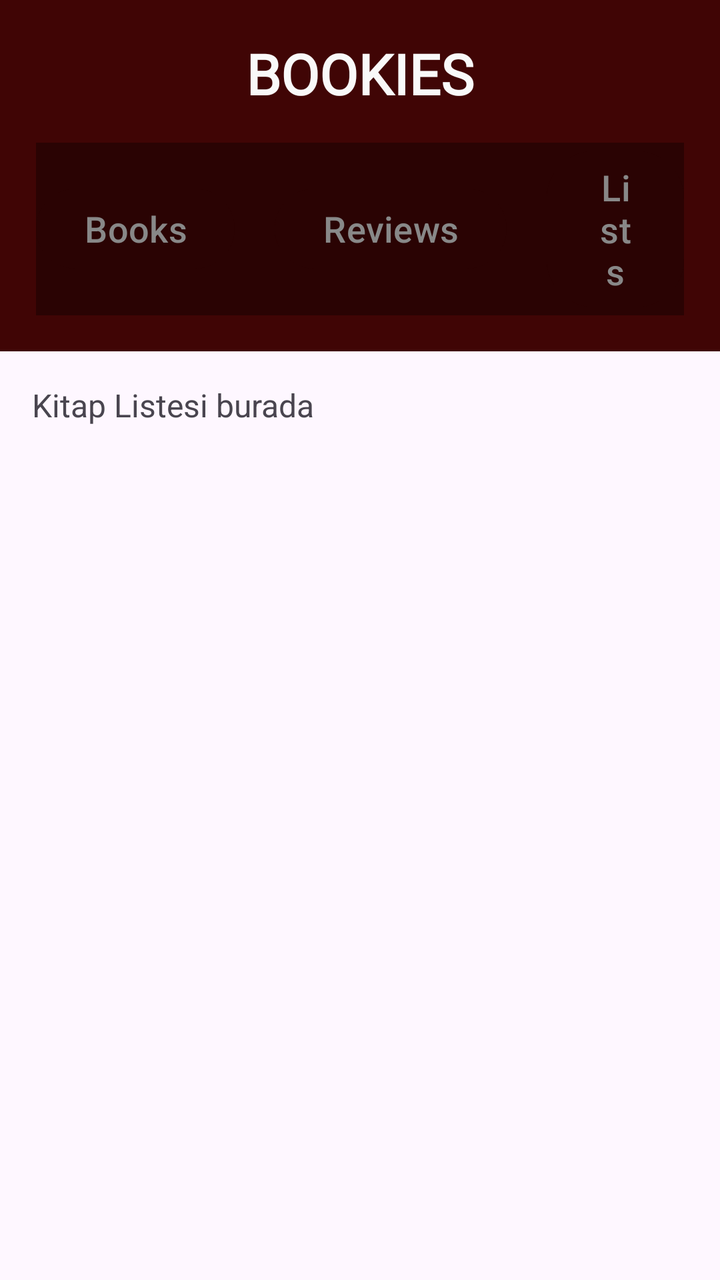
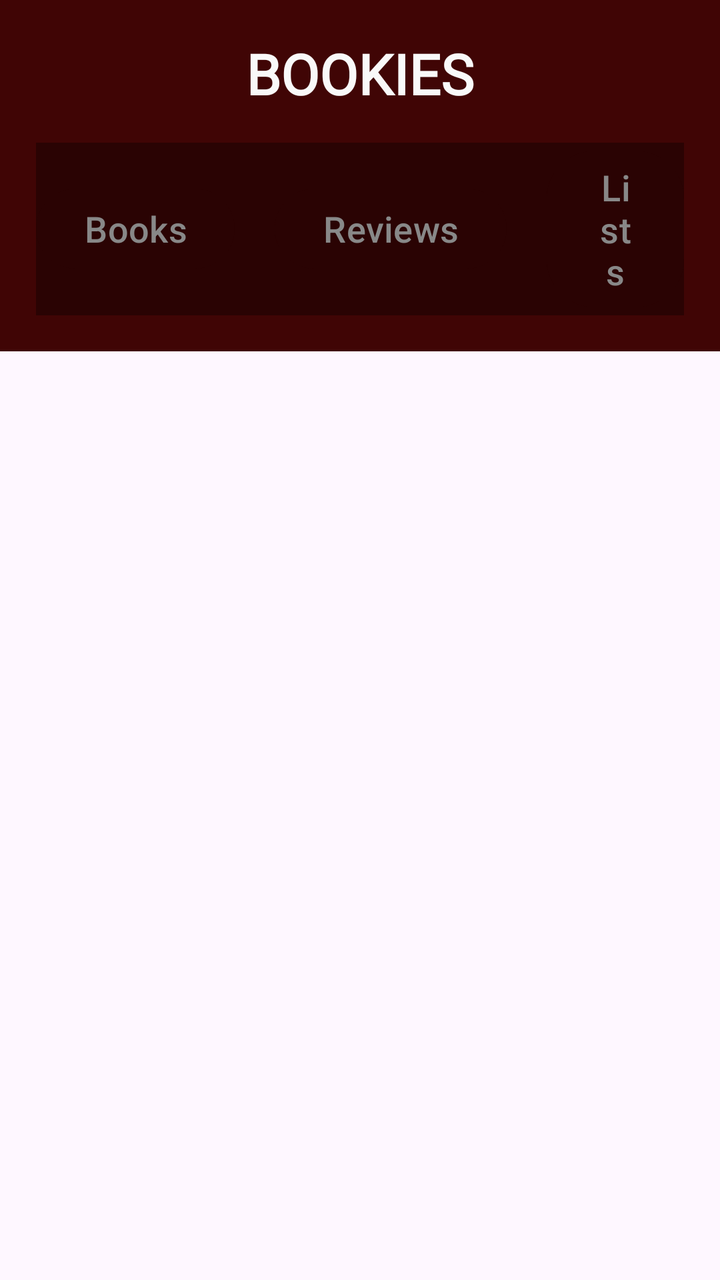

Screens rendered from an Android XML layout before and after an edit, with the pre-edit source and the edit as a unified diff.
<!-- AndroidManifest.xml: application theme Theme.FrontendBook -->
<!-- res/layout/fragment_main_page.xml -->
<?xml version="1.0" encoding="utf-8"?>
<androidx.constraintlayout.widget.ConstraintLayout
    xmlns:android="http://schemas.android.com/apk/res/android"
    xmlns:app="http://schemas.android.com/apk/res-auto"
    android:layout_width="match_parent"
    android:layout_height="match_parent">

    
    <include
        android:id="@+id/header"
        layout="@layout/header_nav_menu"
        android:layout_width="0dp"
        android:layout_height="wrap_content"
        app:layout_constraintTop_toTopOf="parent"
        app:layout_constraintStart_toStartOf="parent"
        app:layout_constraintEnd_toEndOf="parent" />

    
    <ScrollView
        android:id="@+id/scrollContainer"
        android:layout_width="0dp"
        android:layout_height="0dp"
        android:fillViewport="true"
        android:layout_marginBottom="65dp"
        app:layout_constraintTop_toBottomOf="@id/header"
        app:layout_constraintBottom_toBottomOf="parent"
        app:layout_constraintStart_toStartOf="parent"
        app:layout_constraintEnd_toEndOf="parent">

        <LinearLayout
            android:layout_width="match_parent"
            android:layout_height="wrap_content"
            android:orientation="vertical"
            android:padding="16dp">

            
            <TextView
                android:layout_width="match_parent"
                android:layout_height="344dp"
                android:text="Kitap Listesi burada"
                android:textSize="16sp" />
        </LinearLayout>
    </ScrollView>

</androidx.constraintlayout.widget.ConstraintLayout>
<!-- res/layout/header_nav_menu.xml (included above) -->
<?xml version="1.0" encoding="utf-8"?>
<androidx.constraintlayout.widget.ConstraintLayout
    xmlns:android="http://schemas.android.com/apk/res/android"
    xmlns:app="http://schemas.android.com/apk/res-auto"
    android:layout_width="match_parent"
    android:layout_height="wrap_content"
    android:padding="18dp"
    android:background="@color/primary_bordo">

    
    <TextView
        android:id="@+id/headerTitle"
        android:layout_width="wrap_content"
        android:layout_height="wrap_content"
        android:text="BOOKIES"
        android:textSize="28sp"
        android:textStyle="bold"
        android:textColor="@color/background_light"
        android:textAlignment="center"
        android:fontFamily="@font/roboto_condensed_bold"
        app:layout_constraintTop_toTopOf="parent"
        app:layout_constraintStart_toStartOf="parent"
        app:layout_constraintEnd_toEndOf="parent" />

    
    <LinearLayout
        android:id="@+id/headerButtons"
        android:layout_width="wrap_content"
        android:layout_height="wrap_content"
        android:orientation="horizontal"
        android:layout_marginTop="16dp"
        android:gravity="center"
        android:background="@color/primary_bordo_dark"
        app:layout_constraintTop_toBottomOf="@id/headerTitle"
        app:layout_constraintStart_toStartOf="parent"
        app:cornerRadius="24dp"
        app:layout_constraintEnd_toEndOf="parent">

        <com.google.android.material.button.MaterialButton
            android:id="@+id/booksButton"
            android:layout_width="wrap_content"
            android:layout_height="wrap_content"
            android:text="Books"
            android:textAllCaps="false"
            android:textColor="@color/text_muted"
            android:backgroundTint="#2A0303"
            android:textSize="18sp"
            android:layout_marginEnd="20dp"
            app:cornerRadius="24dp"
            />

        <com.google.android.material.button.MaterialButton
            android:id="@+id/ReviewsButton"
            android:layout_width="wrap_content"
            android:layout_height="wrap_content"
            android:text="Reviews"
            android:textSize="18sp"
            android:textAllCaps="false"
            android:textColor="@color/text_muted"
            android:backgroundTint="#2A0303"
            android:layout_marginEnd="20dp"
            app:cornerRadius="24dp"
            />

        <com.google.android.material.button.MaterialButton
            android:id="@+id/ListsButton"
            android:layout_width="wrap_content"
            android:layout_height="wrap_content"
            android:text="Lists"
            android:textSize="18sp"
            android:textAllCaps="false"
            android:textColor="@color/text_muted"
            android:backgroundTint="#2A0303"
            app:cornerRadius="24dp"/>
    </LinearLayout>

</androidx.constraintlayout.widget.ConstraintLayout>
<!-- resources referenced by this layout -->
<resources>
  <color name="background_light">#F9F9F9</color>
  <color name="primary_bordo">#400505</color>
  <color name="primary_bordo_dark">#2A0303</color>
  <color name="text_muted">#888888</color>
  <style name="Theme.FrontendBook" parent="Base.Theme.FrontendBook" />
  <style name="Base.Theme.FrontendBook" parent="Theme.Material3.DayNight.NoActionBar">
          <item name="colorPrimary">@color/primary_bordo</item>
          <item name="colorPrimaryVariant">@color/primary_bordo_dark</item> 
          <item name="colorOnPrimary">@color/white</item>
          <item name="colorSecondary">@color/background_light</item>
          <item name="colorOutline">@color/outline_bordo</item>
      </style>
  <color name="white">#FFFFFFFF</color>
  <color name="outline_bordo">#400505</color>
</resources>

<!-- the commit's change to res/layout/fragment_main_page.xml (unified diff, before → after) -->
@@ -16,31 +16,14 @@
         app:layout_constraintEnd_toEndOf="parent" />
 
     
-    <ScrollView
-        android:id="@+id/scrollContainer"
+    <FrameLayout
+        android:id="@+id/innerFragmentContainer"
         android:layout_width="0dp"
         android:layout_height="0dp"
-        android:fillViewport="true"
-        android:layout_marginBottom="65dp"
         app:layout_constraintTop_toBottomOf="@id/header"
         app:layout_constraintBottom_toBottomOf="parent"
         app:layout_constraintStart_toStartOf="parent"
-        app:layout_constraintEnd_toEndOf="parent">
-
-        <LinearLayout
-            android:layout_width="match_parent"
-            android:layout_height="wrap_content"
-            android:orientation="vertical"
-            android:padding="16dp">
-
-            
-            <TextView
-                android:layout_width="match_parent"
-                android:layout_height="344dp"
-                android:text="Kitap Listesi burada"
-                android:textSize="16sp" />
-        </LinearLayout>
-    </ScrollView>
+        app:layout_constraintEnd_toEndOf="parent" />
 
 </androidx.constraintlayout.widget.ConstraintLayout>
 <!-- res/layout/header_nav_menu.xml (included above) -->
@@ -96,7 +79,7 @@
             />
 
         <com.google.android.material.button.MaterialButton
-            android:id="@+id/ReviewsButton"
+            android:id="@+id/reviewsButton"
             android:layout_width="wrap_content"
             android:layout_height="wrap_content"
             android:text="Reviews"
@@ -109,7 +92,7 @@
             />
 
         <com.google.android.material.button.MaterialButton
-            android:id="@+id/ListsButton"
+            android:id="@+id/listsButton"
             android:layout_width="wrap_content"
             android:layout_height="wrap_content"
             android:text="Lists"
